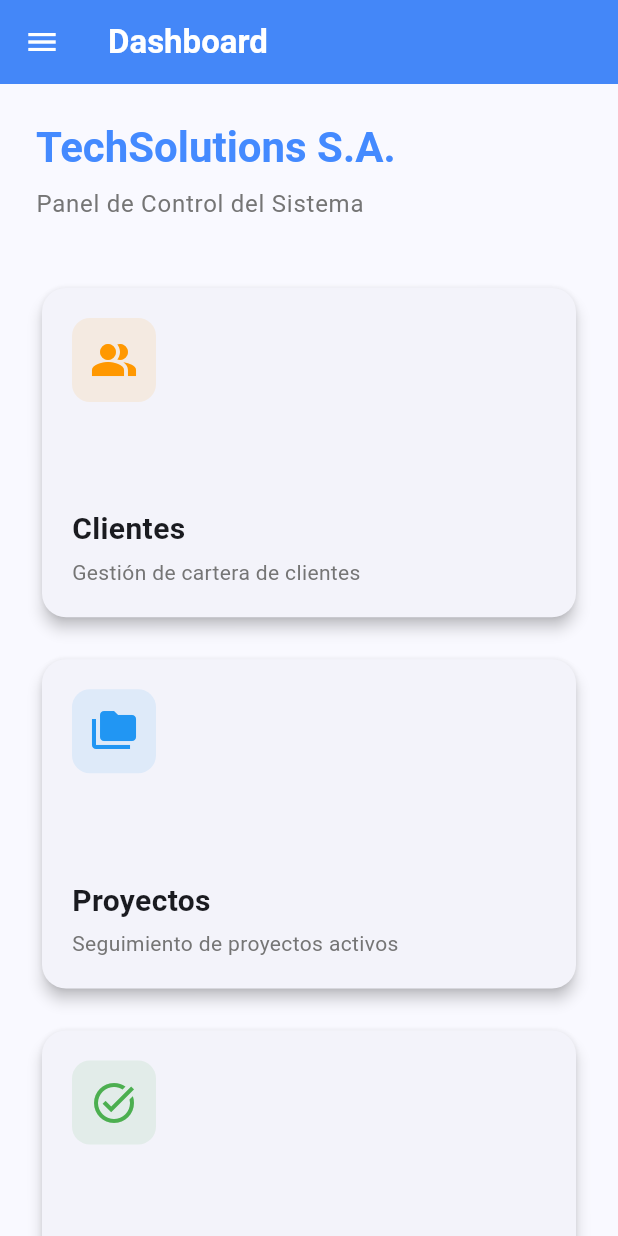
After one commit to aj130142/frontendGestion2026, a Flutter app: the DashboardScreen screen opened by its route, on a phone screen of 412 x 824 dp. The commit adds this screen. Run offline on Flutter 3.47's test engine with Material 3 defaults, Android fonts, the phone set to English and light mode, and no system bars; our stand-ins replace go_router, shared_preferences; accounts and stored records are empty.

Commit message:
el dashboard se arreglo y es funcional

```diff
--- a/lib/main.dart
+++ b/lib/main.dart
@@ -7,11 +7,16 @@ import 'providers/task_provider.dart';
 import 'providers/user_provider.dart';
 import 'utils/routes.dart';
 
-void main() {
+void main() async {
+  WidgetsFlutterBinding.ensureInitialized();
+
+  final authProvider = AuthProvider();
+  await authProvider.checkToken(); // Restore session on startup
+
   runApp(
     MultiProvider(
       providers: [
-        ChangeNotifierProvider(create: (_) => AuthProvider()),
+        ChangeNotifierProvider.value(value: authProvider),
         ChangeNotifierProvider(create: (_) => ClientProvider()),
         ChangeNotifierProvider(create: (_) => ProjectProvider()),
         ChangeNotifierProvider(create: (_) => TaskProvider()),
@@ -27,6 +32,9 @@ class MyApp extends StatelessWidget {
 
   @override
   Widget build(BuildContext context) {
+    final authProvider = context.read<AuthProvider>();
+    final appRouter = AppRouter(authProvider).router;
+
     return MaterialApp.router(
       title: 'TechSolutions S.A.',
       debugShowCheckedModeBanner: false,
--- /dev/null
+++ b/lib/screens/dashboard/dashboard_screen.dart
@@ -0,0 +1,120 @@
+import 'package:flutter/material.dart';
+import 'package:go_router/go_router.dart';
+import '../../widgets/app_drawer.dart';
+
+class DashboardScreen extends StatelessWidget {
+  const DashboardScreen({super.key});
+
+  @override
+  Widget build(BuildContext context) {
+    return Scaffold(
+      drawer: const AppDrawer(),
+      appBar: AppBar(
+        title: const Text('Dashboard', style: TextStyle(fontWeight: FontWeight.bold)),
+        backgroundColor: Colors.blueAccent,
+        foregroundColor: Colors.white,
+        elevation: 2,
+      ),
+      body: SingleChildScrollView(
+        padding: const EdgeInsets.all(24.0),
+        child: Column(
+          crossAxisAlignment: CrossAxisAlignment.start,
+          children: [
+            Text(
+              'TechSolutions S.A.',
+              style: Theme.of(context).textTheme.headlineMedium?.copyWith(
+                    fontWeight: FontWeight.bold,
+                    color: Colors.blueAccent,
+                  ),
+            ),
+            const SizedBox(height: 8),
+            Text(
+              'Panel de Control del Sistema',
+              style: Theme.of(context).textTheme.bodyLarge?.copyWith(color: Colors.grey[600]),
+            ),
+            const SizedBox(height: 40),
+            GridView.count(
+              shrinkWrap: true,
+              physics: const NeverScrollableScrollPhysics(),
+              crossAxisCount: MediaQuery.of(context).size.width > 900 ? 3 : (MediaQuery.of(context).size.width > 600 ? 2 : 1),
+              crossAxisSpacing: 20,
+              mainAxisSpacing: 20,
+              childAspectRatio: 1.6,
+              children: [
+                _buildMenuCard(
+                  context,
+                  'Clientes',
+                  'Gestión de cartera de clientes',
+                  Icons.people_alt,
+                  Colors.orange,
+                  '/clients',
+                ),
+                _buildMenuCard(
+                  context,
+                  'Proyectos',
+                  'Seguimiento de proyectos activos',
+                  Icons.folder_copy,
+                  Colors.blue,
+                  '/projects',
+                ),
+                _buildMenuCard(
+                  context,
+                  'Tareas',
+                  'Listado general de tareas',
+                  Icons.task_alt,
+                  Colors.green,
+                  '/tasks',
+                ),
+              ],
+            ),
+          ],
+        ),
+      ),
+    );
+  }
+
+  Widget _buildMenuCard(
+    BuildContext context,
+    String title,
+    String subtitle,
+    IconData icon,
+    Color color,
+    String route,
+  ) {
+    return Card(
+      elevation: 4,
+      shape: RoundedRectangleBorder(borderRadius: BorderRadius.circular(16)),
+      child: InkWell(
+        onTap: () => context.go(route),
+        borderRadius: BorderRadius.circular(16),
+        child: Padding(
+          padding: const EdgeInsets.all(20.0),
+          child: Column(
+            crossAxisAlignment: CrossAxisAlignment.start,
+            mainAxisAlignment: MainAxisAlignment.center,
+            children: [
+              Container(
+                padding: const EdgeInsets.all(12),
+                decoration: BoxDecoration(
+                  color: color.withOpacity(0.1),
+                  borderRadius: BorderRadius.circular(12),
+                ),
+                child: Icon(icon, color: color, size: 32),
+              ),
+              const Spacer(),
+              Text(
+                title,
+                style: const TextStyle(fontSize: 20, fontWeight: FontWeight.bold),
+              ),
+              const SizedBox(height: 4),
+              Text(
+                subtitle,
+                style: TextStyle(color: Colors.grey[600], fontSize: 14),
+              ),
+            ],
+          ),
+        ),
+      ),
+    );
+  }
+}
--- a/lib/utils/routes.dart
+++ b/lib/utils/routes.dart
@@ -1,4 +1,7 @@
 import 'package:go_router/go_router.dart';
+import 'package:flutter/material.dart';
+import '../providers/auth_provider.dart';
+import '../screens/dashboard/dashboard_screen.dart';
 import '../screens/auth/login_screen.dart';
 import '../screens/auth/register_screen.dart';
 import '../screens/clients/client_list_screen.dart';
@@ -14,9 +17,32 @@ import '../screens/users/user_form_screen.dart';
 import '../models/task.dart';
 import '../models/user.dart';
 
-final GoRouter appRouter = GoRouter(
-  initialLocation: '/login',
+class AppRouter {
+  final AuthProvider authProvider;
+
+  AppRouter(this.authProvider);
+
+  GoRouter get router => GoRouter(
+        initialLocation: '/',
+        refreshListenable: authProvider,
+        redirect: (context, state) {
+          final loggingIn = state.uri.path == '/login' || state.uri.path == '/register';
+
+          if (!authProvider.isAuthenticated) {
+            return loggingIn ? null : '/login';
+          }
+
+          if (loggingIn) {
+            return '/';
+          }
+
+          return null;
+        },
         routes: [
+          GoRoute(
+            path: '/',
+            builder: (context, state) => const DashboardScreen(),
+          ),
           GoRoute(
             path: '/login',
             builder: (context, state) => const LoginScreen(),
@@ -94,3 +120,4 @@ final GoRouter appRouter = GoRouter(
           ),
         ],
       );
+}
```
Lines whose indentation alone changed are shown as unchanged.
